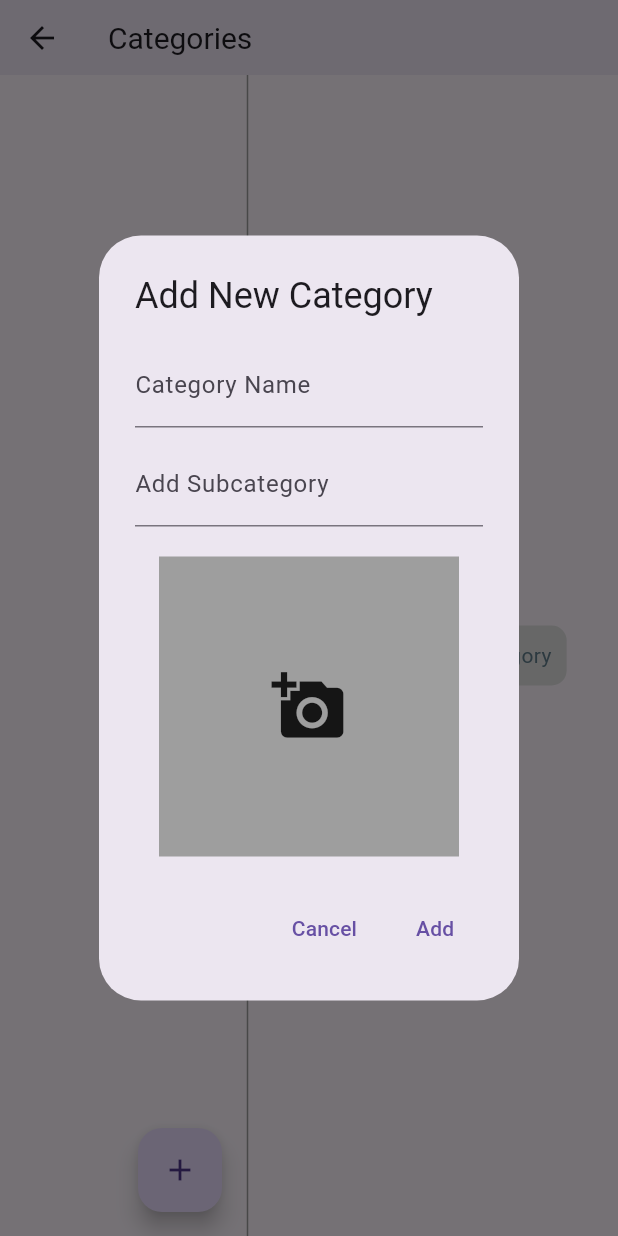
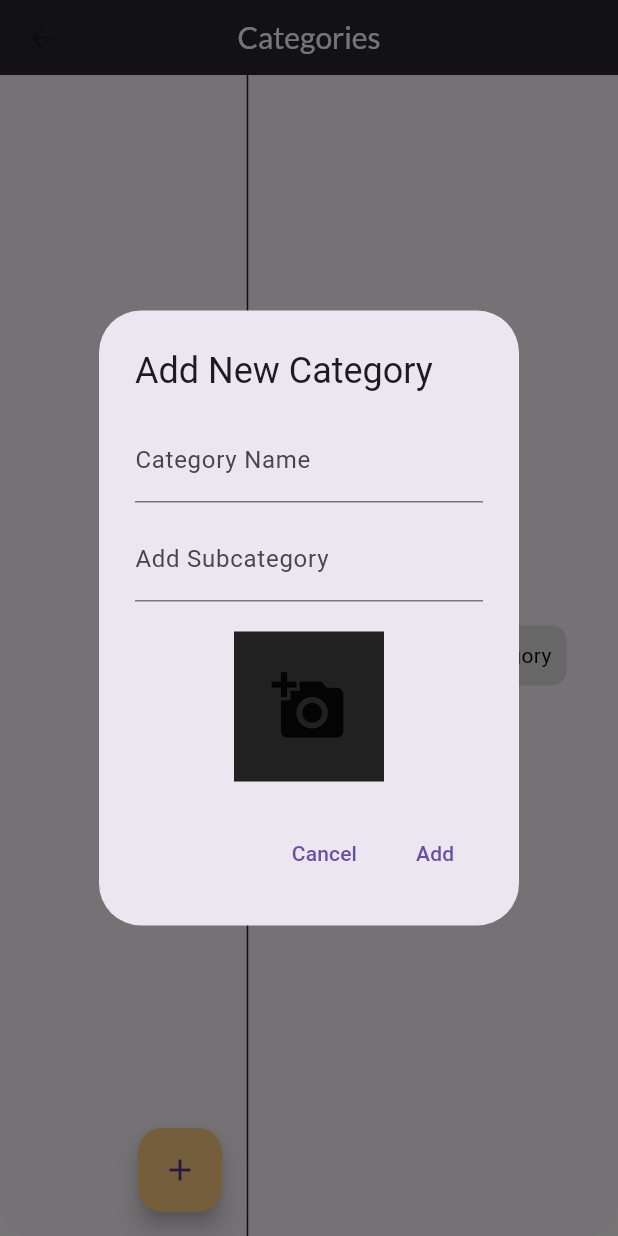
Before and after one commit to CarlsGalad/gona_admin, a Flutter app: the ManageCategoryScreen screen opened directly, after a tap on the "add" icon, on a phone screen of 412 x 824 dp. Run offline on Flutter 3.47's test engine with Material 3 defaults, Android fonts, the phone set to English and light mode, and no system bars; our stand-ins replace cloud_firestore, file_picker, firebase_auth, firebase_core, firebase_storage, fl_chart and 3 more; missing offline and left inert: flutter_email_sender, image_network; accounts and stored records are empty; Roboto replaces fonts that are missing (Abel).

Commit message:
Update category.dart
UI UX Modification

```diff
--- a/lib/categories/category.dart
+++ b/lib/categories/category.dart
@@ -4,6 +4,7 @@ import 'package:firebase_auth/firebase_auth.dart';
 import 'package:firebase_storage/firebase_storage.dart';
 import 'package:flutter/material.dart';
 import 'package:cloud_firestore/cloud_firestore.dart';
+import 'package:google_fonts/google_fonts.dart';
 import 'package:image_network/image_network.dart';
 import '../services/admin_service.dart';
 
@@ -162,17 +163,22 @@ class ManageCategoryScreenState extends State<ManageCategoryScreen> {
 
   @override
   Widget build(BuildContext context) {
-    return Container(
-      color: Colors.black,
+    return ClipRRect(
+      borderRadius: const BorderRadius.only(
+          bottomLeft: Radius.circular(20), bottomRight: Radius.circular(20)),
+      child: SizedBox(
         width: MediaQuery.of(context).size.width - 150,
         child: Scaffold(
           appBar: AppBar(
-          title: const Text(
+            centerTitle: true,
+            title: Text(
               'Categories',
-            style: TextStyle(fontSize: 20),
+              style: GoogleFonts.lato(fontSize: 20,
+              color: Colors.white),
             ),
             toolbarHeight: 50,
             elevation: 5,
+            backgroundColor: Colors.grey[900],
           ),
           body: Row(
             children: [
@@ -180,10 +186,10 @@ class ManageCategoryScreenState extends State<ManageCategoryScreen> {
                 flex: 2,
                 child: _buildCategoriesGridView(),
               ),
-            const VerticalDivider(
+              VerticalDivider(
                 thickness: 1,
                 width: 2,
-              color: Colors.grey,
+                color: Colors.grey[900],
               ),
               Expanded(
                 flex: 3,
@@ -194,11 +200,11 @@ class ManageCategoryScreenState extends State<ManageCategoryScreen> {
                             color: Colors.grey[300],
                             borderRadius: BorderRadius.circular(10),
                           ),
-                        child: const Padding(
-                          padding: EdgeInsets.all(10.0),
+                          child: Padding(
+                            padding: const EdgeInsets.all(10.0),
                             child: Text(
                               'Please select a category',
-                            style: TextStyle(color: Colors.blueGrey),
+                              style: GoogleFonts.abel(color: Colors.black),
                             ),
                           ),
                         ),
@@ -206,6 +212,7 @@ class ManageCategoryScreenState extends State<ManageCategoryScreen> {
                     : _buildSubcategoriesListView(),
               ),
             ],
+          ),
         ),
       ),
     );
@@ -233,8 +240,8 @@ class ManageCategoryScreenState extends State<ManageCategoryScreen> {
               child: Container(
                 decoration: BoxDecoration(
                   color: _selectedCategoryIndex == index
-                      ? Colors.blue[200]
-                      : Colors.blue[100],
+                      ? Colors.grey[200]
+                      : Colors.grey[900],
                   borderRadius: BorderRadius.circular(10),
                 ),
                 child: Center(
@@ -273,8 +280,13 @@ class ManageCategoryScreenState extends State<ManageCategoryScreen> {
                           padding: const EdgeInsets.all(8.0),
                           child: Text(
                             category['name'],
-                            style: const TextStyle(
-                                fontSize: 12, fontWeight: FontWeight.bold),
+                            style: GoogleFonts.abel(
+                              fontSize: 12,
+                              fontWeight: FontWeight.bold,
+                              color: _selectedCategoryIndex == index
+                                  ? Colors.grey[900]
+                                  : Colors.grey[200],
+                            ),
                           ),
                         ),
                       ),
@@ -288,6 +300,7 @@ class ManageCategoryScreenState extends State<ManageCategoryScreen> {
       ),
       floatingActionButton: FloatingActionButton(
         onPressed: _showAddCategoryDialog,
+        backgroundColor: Colors.orange.shade200,
         child: const Icon(Icons.add),
       ),
     );
@@ -336,9 +349,9 @@ class ManageCategoryScreenState extends State<ManageCategoryScreen> {
                   onTap: _pickImage,
                   child: Container(
                     alignment: Alignment.center,
-                    width: 200,
-                    height: 200,
-                    color: Colors.grey,
+                    width: 100,
+                    height: 100,
+                    color: Colors.grey[900],
                     child: _imageFile != null
                         ? Image.memory(
                             Uint8List.fromList(_imageFile!.bytes!),
@@ -401,14 +414,19 @@ class ManageCategoryScreenState extends State<ManageCategoryScreen> {
               return Padding(
                 padding: const EdgeInsets.all(8.0),
                 child: Container(
-                  decoration: BoxDecoration(color: Colors.blue[200]),
+                  decoration: BoxDecoration(color: Colors.grey[900]),
                   child: ListTile(
-                    title: Text(subcategory['name']),
+                    title: Text(
+                      subcategory['name'],
+                      style: GoogleFonts.abel(
+                          fontWeight: FontWeight.bold, color: Colors.white),
+                    ),
                     trailing: Row(
                       mainAxisSize: MainAxisSize.min,
                       children: [
                         IconButton(
                           icon: const Icon(Icons.edit),
+                          color: Colors.amber,
                           onPressed: () {
                             _showEditSubcategoryDialog(
                                 subcategory.id, subcategory['name']);
@@ -416,15 +434,13 @@ class ManageCategoryScreenState extends State<ManageCategoryScreen> {
                         ),
                         IconButton(
                           icon: const Icon(Icons.delete),
+                          color: Colors.red,
                           onPressed: () {
                             _showDeleteSubcategoryDialog(subcategory.id);
                           },
                         ),
                       ],
                     ),
-                    onTap: () {
-                      // Handle subcategory tap action
-                    },
                   ),
                 ),
               );
@@ -432,6 +448,7 @@ class ManageCategoryScreenState extends State<ManageCategoryScreen> {
           ),
           floatingActionButton: FloatingActionButton(
             child: const Icon(Icons.add),
+            backgroundColor: Colors.orange[200],
             onPressed: _showAddSubcategoryDialog,
           ),
         );
@@ -479,6 +496,7 @@ class ManageCategoryScreenState extends State<ManageCategoryScreen> {
       context: context,
       builder: (BuildContext context) {
         return AlertDialog(
+          backgroundColor: Colors.white,
           title: const Text('Edit Subcategory'),
           content: TextField(
             controller: subcategoryController,
@@ -491,7 +509,11 @@ class ManageCategoryScreenState extends State<ManageCategoryScreen> {
               },
               child: const Text('Cancel'),
             ),
-            TextButton(
+            MaterialButton(
+              elevation: 5,
+              shape: RoundedRectangleBorder(
+                  borderRadius: BorderRadius.circular(10)),
+              color: Colors.orange.shade200,
               onPressed: () {
                 _editSubcategory(subcategoryId, subcategoryController.text);
                 Navigator.of(context).pop();
@@ -509,11 +531,14 @@ class ManageCategoryScreenState extends State<ManageCategoryScreen> {
       context: context,
       builder: (BuildContext context) {
         return AlertDialog(
-          title: const Text('Delete Subcategory'),
+          title: const Text('Delete Subcategory? '),
           content:
               const Text('Are you sure you want to delete this subcategory?'),
           actions: [
-            TextButton(
+            MaterialButton(
+              elevation: 5,
+              shape: RoundedRectangleBorder(
+                  borderRadius: BorderRadius.circular(10)),
               onPressed: () {
                 Navigator.of(context).pop();
               },
```
Lines whose indentation alone changed are shown as unchanged.
